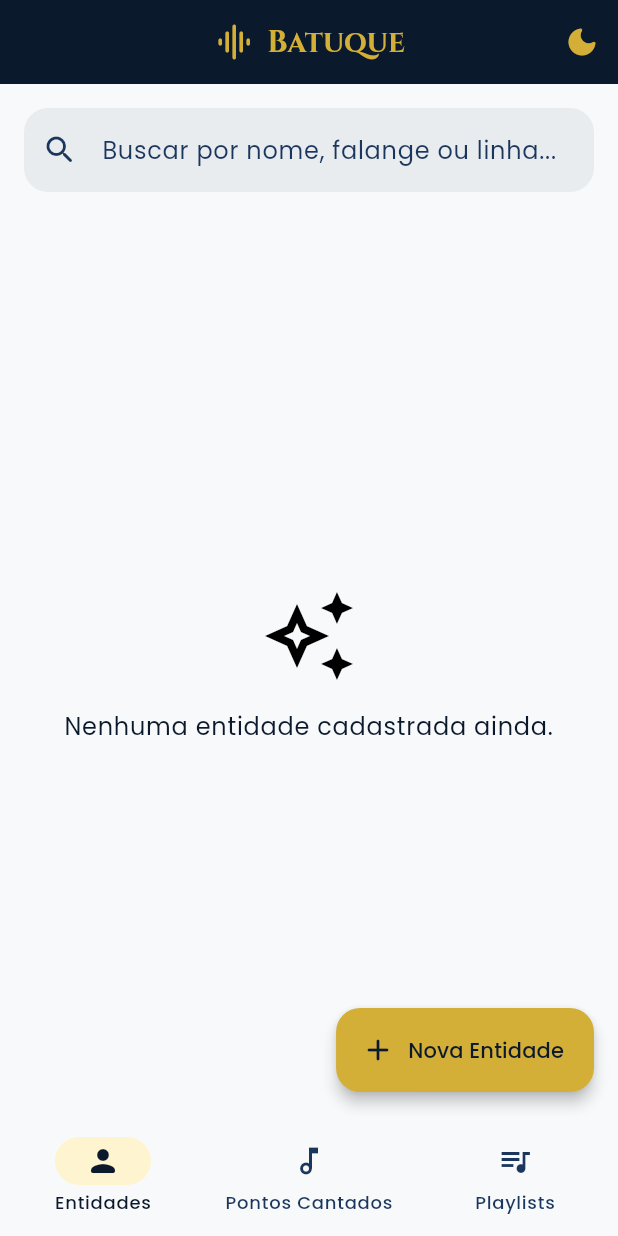
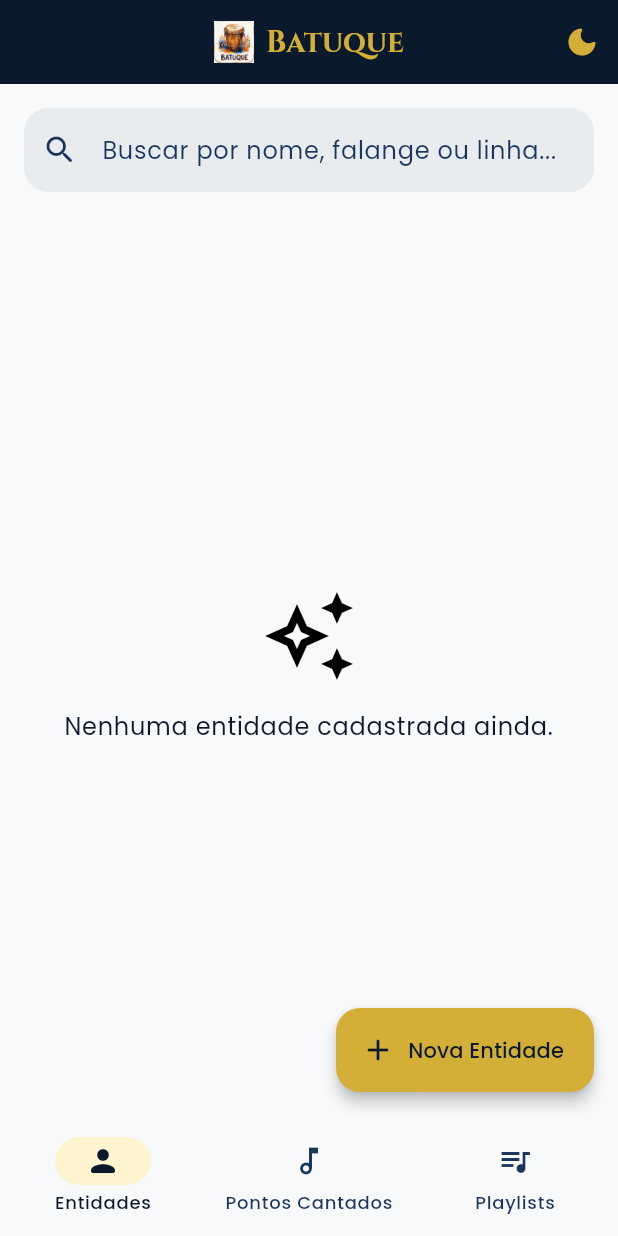
Before and after one commit to GreinGuilherme/batuquefront, a Flutter app: the screen it shows after launch, on a phone screen of 412 x 824 dp. Run offline on Flutter 3.47's test engine with Material 3 defaults, Android fonts, the phone set to English and light mode, and no system bars; our stand-ins replace audioplayers, google_fonts; network calls fail.

Commit message:
ajustes de conexao e logo

```diff
--- a/lib/screens/home_screen.dart
+++ b/lib/screens/home_screen.dart
@@ -29,12 +29,12 @@ class _HomeScreenState extends State<HomeScreen> {
 
     return Scaffold(
       appBar: AppBar(
-        title: const Row(
+        title: Row(
           mainAxisSize: MainAxisSize.min,
           children: [
-            Icon(Icons.graphic_eq_rounded, size: 28),
-            SizedBox(width: 8),
-            Text('Batuque'),
+            Image.asset('assets/images/logo.png', height: 28),
+            const SizedBox(width: 8),
+            const Text('Batuque'),
           ],
         ),
         centerTitle: true,
--- a/lib/services/api_config.dart
+++ b/lib/services/api_config.dart
@@ -1,9 +1,9 @@
 class ApiConfig {
   /// URL base configurável para a API REST
-  /// - Emulador Android: http://10.0.2.2:8080
-  /// - Dispositivo Físico: http://SEU_IP_LOCAL:8080 (ex: http://192.168.1.15:8080)
-  /// - Desktop / Web: http://localhost:8080
-  static String baseUrl = 'http://10.0.2.2:8080';
+  /// - Celular Físico (via Cabo USB + adb reverse) ou Desktop/Web: http://localhost:8080
+  /// - Emulador Android (AVD): http://10.0.2.2:8080
+  /// - Celular Físico (Wi-Fi): http://SEU_IP_LOCAL:8080 (ex: http://192.168.1.15:8080)
+  static String baseUrl = 'http://localhost:8080';
 
   /// Timeout padrão para requisições HTTP
   static Duration timeout = const Duration(seconds: 10);
--- a/pubspec.yaml
+++ b/pubspec.yaml
@@ -61,7 +61,8 @@ flutter:
   # included with your application, so that you can use the icons in
   # the material Icons class.
   uses-material-design: true
-
+  assets:
+    - assets/images/
   # To add assets to your application, add an assets section, like this:
   # assets:
   #   - images/a_dot_burr.jpeg
```
Also changed, not shown: assets/images/logo.png (added), 2 other files.
